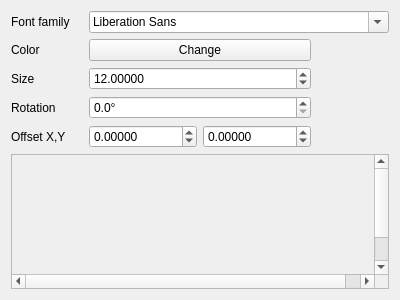
First picture: the form in src/ui/symbollayer/widget_fontmarker.ui, repository qgis/QGIS, before the edit.
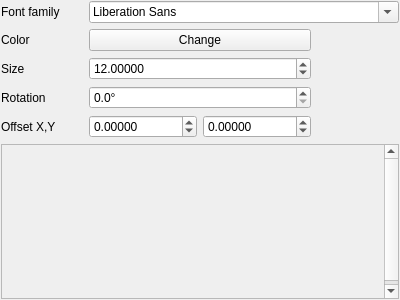
Second picture: the form after the edit. Custom widgets are drawn as their Qt base class.

Diff of the .ui file:
```diff
--- a/src/ui/symbollayer/widget_fontmarker.ui
+++ b/src/ui/symbollayer/widget_fontmarker.ui
@@ -14,6 +14,9 @@
    <string>Form</string>
   </property>
   <layout class="QVBoxLayout" name="verticalLayout">
+   <property name="margin">
+    <number>1</number>
+   </property>
    <item>
     <layout class="QGridLayout" name="gridLayout">
      <property name="sizeConstraint">
```
